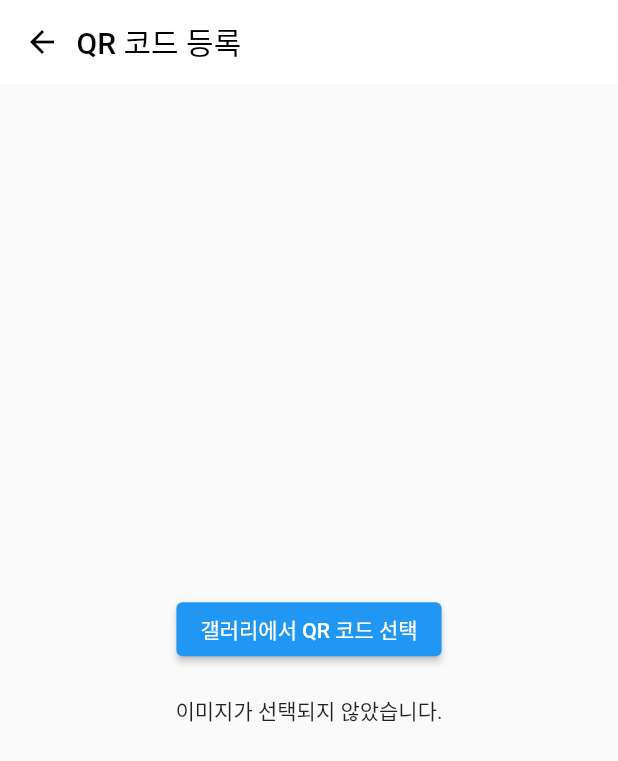
After one commit to Mne-pr/Kumoh_Road, a Flutter app: the QRCodeRegistrationScreen screen opened directly, after a tap on "갤러리에서 QR 코드 선택", on a phone screen of 412 x 824 dp. The commit adds this screen. Shown: the top 761 px of the screen. Run offline on Flutter 3.47's test engine with Material 2 defaults, Android fonts, the phone set to English and light mode, and no system bars; our stand-ins replace cloud_firestore, firebase_core, image_picker, numberpicker, smooth_page_indicator; missing offline and left inert: flutter_naver_map, kakao_flutter_sdk; accounts and stored records are empty; generated files the repository leaves out were written again.

Commit message:
[ADD] image_picker 를 통한 사진 추출 코드 구현

```diff
--- /dev/null
+++ b/lib/screens/qr_register_screen.dart
@@ -0,0 +1,55 @@
+import 'dart:io';
+import 'package:flutter/material.dart';
+import 'package:image_picker/image_picker.dart';
+
+class QRCodeRegistrationScreen extends StatefulWidget {
+  @override
+  _QRCodeRegistrationScreenState createState() => _QRCodeRegistrationScreenState();
+}
+
+class _QRCodeRegistrationScreenState extends State<QRCodeRegistrationScreen> {
+  File? _image;
+  final ImagePicker _picker = ImagePicker();
+
+  Future<void> _pickImageFromGallery() async {
+    final XFile? pickedFile = await _picker.pickImage(source: ImageSource.gallery);
+
+    if (pickedFile != null) {
+      setState(() {
+        _image = File(pickedFile.path);
+      });
+    }
+  }
+
+  @override
+  Widget build(BuildContext context) {
+    return Scaffold(
+      appBar: AppBar(
+        title: const Text('QR 코드 등록', style: TextStyle(color: Colors.black)),
+        backgroundColor: Colors.white,
+        iconTheme: const IconThemeData(color: Colors.black),
+        elevation: 0,
+        titleSpacing: -5.0,
+      ),
+      body: Center(
+        child: Padding(
+          padding: const EdgeInsets.all(16.0),
+          child: Column(
+            mainAxisAlignment: MainAxisAlignment.center,
+            children: [
+              ElevatedButton(
+                onPressed: _pickImageFromGallery,
+                child: const Text('갤러리에서 QR 코드 선택'),
+                style: ElevatedButton.styleFrom(
+                  foregroundColor: Colors.white, backgroundColor: Colors.blue,
+                ),
+              ),
+              const SizedBox(height: 20),
+              _image != null ? Image.file(_image!) : const Text('이미지가 선택되지 않았습니다.'),
+            ],
+          ),
+        ),
+      ),
+    );
+  }
+}
--- a/lib/screens/user_info_screen.dart
+++ b/lib/screens/user_info_screen.dart
@@ -1,6 +1,7 @@
 import 'package:flutter/material.dart';
 import 'package:kumoh_road/providers/kakao_login_providers.dart';
 import 'package:kumoh_road/screens/privacy_policy_screen.dart';
+import 'package:kumoh_road/screens/qr_register_screen.dart';
 import 'package:kumoh_road/screens/terms_service_screen.dart';
 import 'package:numberpicker/numberpicker.dart';
 import 'package:provider/provider.dart';
@@ -153,7 +154,11 @@ class UserInfoScreen extends StatelessWidget {
             icon: Icons.qr_code_scanner,
             label: 'QR 코드 등록',
             onPressed: () {
-              // TODO: QR 코드 등록 화면으로 이동
+              // '받은 매너 평가' 화면으로 이동
+              Navigator.push(
+                context,
+                MaterialPageRoute(builder: (context) => QRCodeRegistrationScreen()), // 여기서 MannerTemperatureScreen은 해당 화면의 위젯 클래스입니다.
+              );
             },
           ),
           // 학생 인증 버튼
--- /dev/null
+++ b/lib/utilities/image_picker_util.dart
@@ -0,0 +1,19 @@
+import 'dart:io';
+import 'package:image_picker/image_picker.dart';
+/**
+ * 카메라 또는 갤러리를 통해 사진을 가져올 수 있다.
+ * File 변수에 해당 함수의 리턴값을 받아준다.
+ */
+class ImagePickerUtils {
+  static final ImagePicker _picker = ImagePicker();
+
+  static Future<File?> pickImageFromGallery() async {
+    final XFile? pickedFile = await _picker.pickImage(source: ImageSource.gallery);
+    return pickedFile != null ? File(pickedFile.path) : null;
+  }
+
+  static Future<File?> pickImageFromCamera() async {
+    final XFile? pickedFile = await _picker.pickImage(source: ImageSource.camera);
+    return pickedFile != null ? File(pickedFile.path) : null;
+  }
+}
--- a/pubspec.yaml
+++ b/pubspec.yaml
@@ -45,6 +45,7 @@ dependencies:
   flutter_naver_map: ^1.0.2
   flutter_oss_licenses: ^2.0.1
   http: ^1.1.0
+  image_picker: ^1.0.4
 
 dev_dependencies:
   flutter_test:
```
Also changed, not shown: pubspec.lock.
